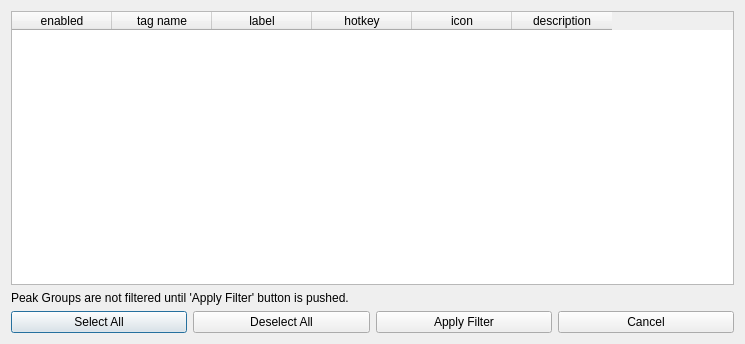
Above: src/maven/forms/filtertagsdialog.ui from eugenemel/maven before the change. Below: the same form after it.
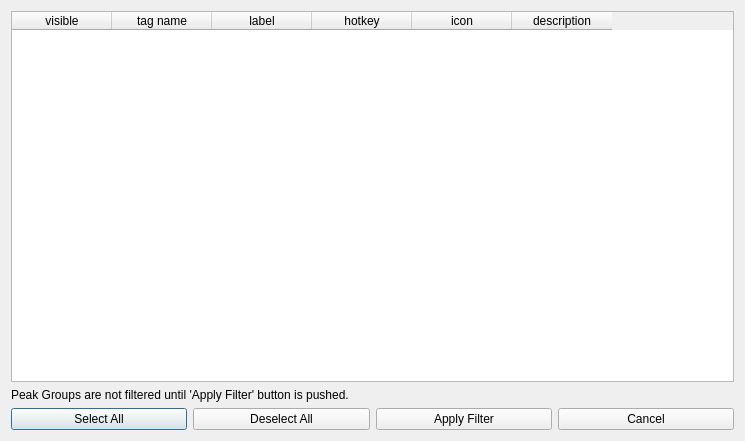
That is the form after the change.

Commit message: Issue 139: Added stubbed filters dialog to tabledockwidget.

```diff
--- a/src/maven/forms/filtertagsdialog.ui
+++ b/src/maven/forms/filtertagsdialog.ui
@@ -7,7 +7,7 @@
     <x>0</x>
     <y>0</y>
     <width>745</width>
-    <height>344</height>
+    <height>441</height>
    </rect>
   </property>
   <property name="windowTitle">
@@ -52,7 +52,7 @@
      </attribute>
      <column>
       <property name="text">
-       <string>enabled</string>
+       <string>visible</string>
       </property>
      </column>
      <column>
```
The commit also changes 3 other files.
